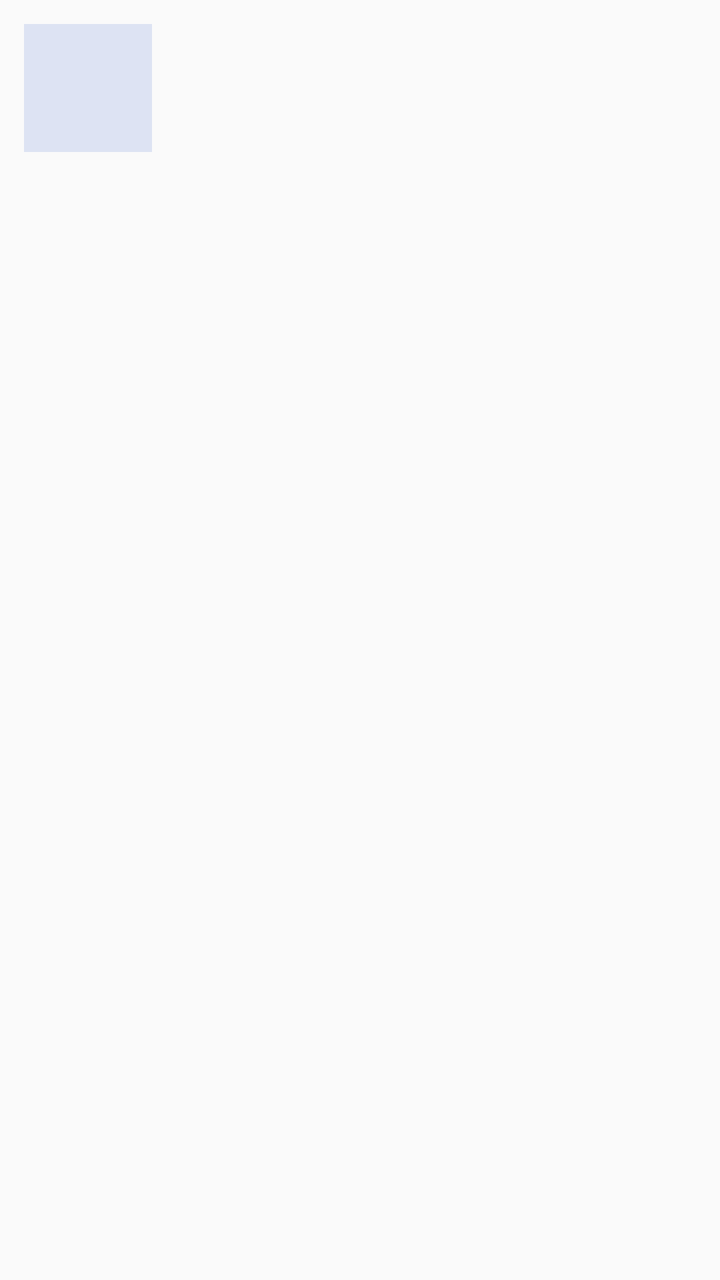
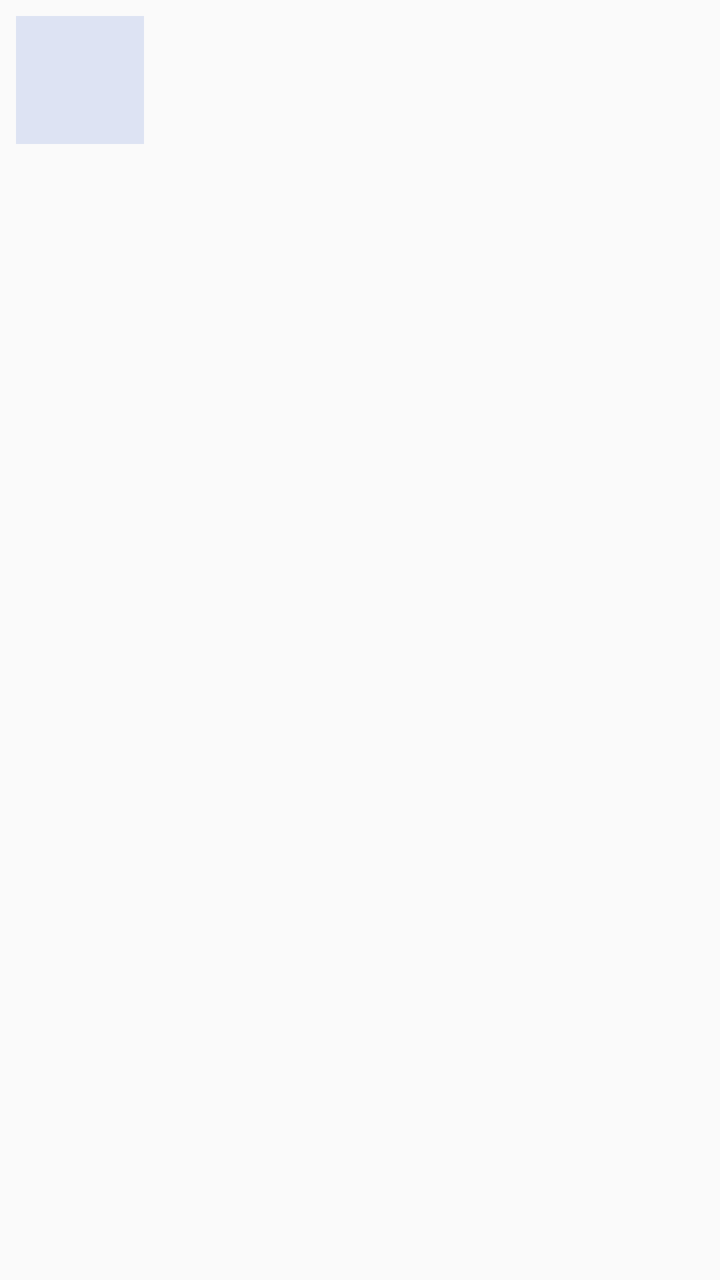

Two renders of the same Android screen: before a commit and after it. Below are the layout's source before the change and the commit's diff.
<!-- AndroidManifest.xml: application theme Theme.AppCompat.Light.DarkActionBar -->
<!-- res/layout/item_member.xml -->
<?xml version="1.0" encoding="utf-8"?>
<LinearLayout xmlns:android="http://schemas.android.com/apk/res/android"
    android:layout_width="match_parent"
    android:layout_height="wrap_content"
    android:orientation="horizontal"
    android:padding="12dp">

    <ImageView
        android:id="@+id/portrait"
        android:layout_width="64dp"
        android:layout_height="64dp"
        android:layout_marginEnd="8dp"
        android:scaleType="centerCrop"
        android:background="#DDE3F3" />

    <LinearLayout
        android:layout_width="0dp"
        android:layout_height="wrap_content"
        android:layout_weight="1"
        android:orientation="vertical"
        android:gravity="center_vertical">

        <TextView
            android:id="@+id/fullName"
            android:layout_width="match_parent"
            android:layout_height="wrap_content"
            android:textSize="14sp"
            android:padding="4dp" />

        <TextView
            android:id="@+id/position"
            android:layout_width="match_parent"
            android:layout_height="wrap_content"
            android:textSize="12sp"
            android:padding="4dp" />

        <TextView
            android:id="@+id/party"
            android:layout_width="match_parent"
            android:layout_height="wrap_content"
            android:textSize="12sp"
            android:padding="4dp" />

        <TextView
            android:id="@+id/commission"
            android:layout_width="match_parent"
            android:layout_height="wrap_content"
            android:textSize="12sp"
            android:padding="4dp" />
    </LinearLayout>
</LinearLayout>
<!-- resources referenced by this layout -->
<resources>

</resources>

<!-- the commit's change to res/layout/item_member.xml (unified diff, before → after) -->
@@ -3,7 +3,7 @@
     android:layout_width="match_parent"
     android:layout_height="wrap_content"
     android:orientation="horizontal"
-    android:padding="12dp">
+    android:padding="8dp">
 
     <ImageView
         android:id="@+id/portrait"
